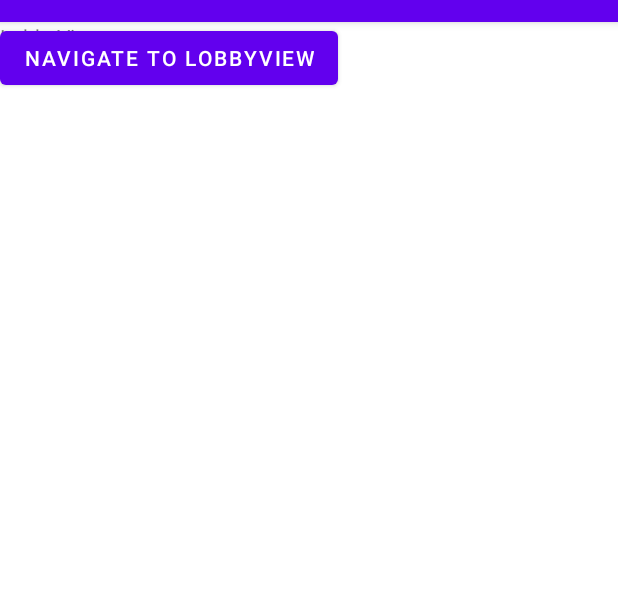
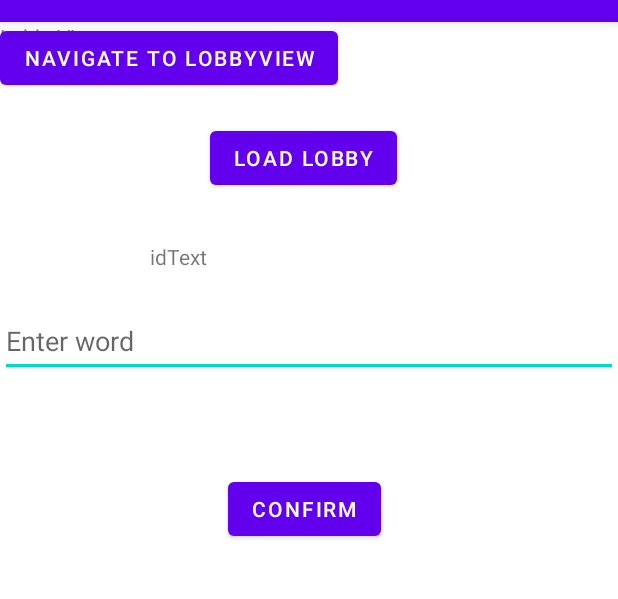
Before and after one commit to mathisfo/shower-post, an Android app: the GameView screen opened directly, with no data from a screen before it, on a phone screen of 412 x 824 dp, the part 62-661 px from its top. Run offline under Robolectric (Android 15) with nearby library versions, the phone set to English and light mode, and no system bars; our stand-ins replace Firebase (no records; nobody signed in at launch, a user with empty details on screens opened directly).

Commit message:
gameview setup

```diff
--- a/app/src/main/java/com/progark/gameofwits/model/Lobby.kt
+++ b/app/src/main/java/com/progark/gameofwits/model/Lobby.kt
@@ -1,5 +1,3 @@
 package com.progark.gameofwits.model
 
-class Lobby(val id: String, val lobbies: List<String>) {
-// øhø
-}
+class Lobby(val id: String, val active: Boolean, val users: List<String>) {}
--- a/app/src/main/res/layout/gameview.xml
+++ b/app/src/main/res/layout/gameview.xml
@@ -20,4 +20,45 @@
         android:layout_width="wrap_content"
         android:layout_height="wrap_content"
         android:text="Navigate to LobbyView" />
+
+    <Button
+        android:id="@+id/loadLobbyButton"
+        android:layout_width="wrap_content"
+        android:layout_height="wrap_content"
+        android:layout_marginStart="140dp"
+        android:layout_marginTop="47dp"
+        android:text="Load Lobby"
+        app:layout_constraintStart_toStartOf="parent"
+        app:layout_constraintTop_toBottomOf="@+id/LobbyTitle" />
+
+    <TextView
+        android:id="@+id/outputID"
+        android:layout_width="192dp"
+        android:layout_height="22dp"
+        android:layout_marginStart="100dp"
+        android:layout_marginTop="32dp"
+        android:text="idText"
+        app:layout_constraintStart_toStartOf="parent"
+        app:layout_constraintTop_toBottomOf="@+id/loadLobbyButton" />
+
+    <com.google.android.material.textfield.TextInputEditText
+        android:id="@+id/textInputEditText"
+        android:layout_width="match_parent"
+        android:layout_height="wrap_content"
+        android:layout_marginTop="169dp"
+        android:hint="Enter word"
+        android:minHeight="48dp"
+        app:layout_constraintTop_toBottomOf="@+id/LobbyTitle"
+        tools:layout_editor_absoluteX="1dp" />
+
+    <Button
+        android:id="@+id/confirmWordButton"
+        android:layout_width="wrap_content"
+        android:layout_height="wrap_content"
+        android:layout_marginStart="152dp"
+        android:layout_marginTop="64dp"
+        android:text="Confirm"
+        app:layout_constraintStart_toStartOf="parent"
+        app:layout_constraintTop_toBottomOf="@+id/textInputEditText" />
+
 </androidx.constraintlayout.widget.ConstraintLayout>
```
Also changed, not shown: app/src/main/java/com/progark/gameofwits/GameView.kt (+56 -1 lines).
